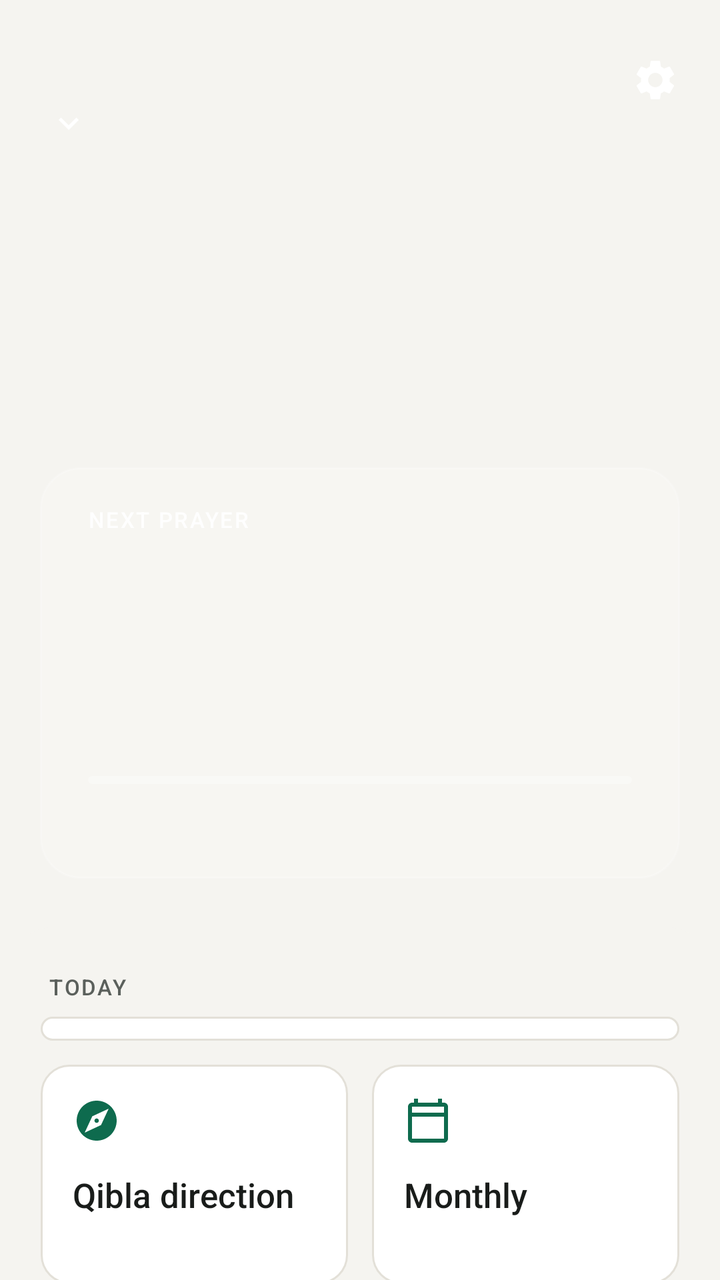
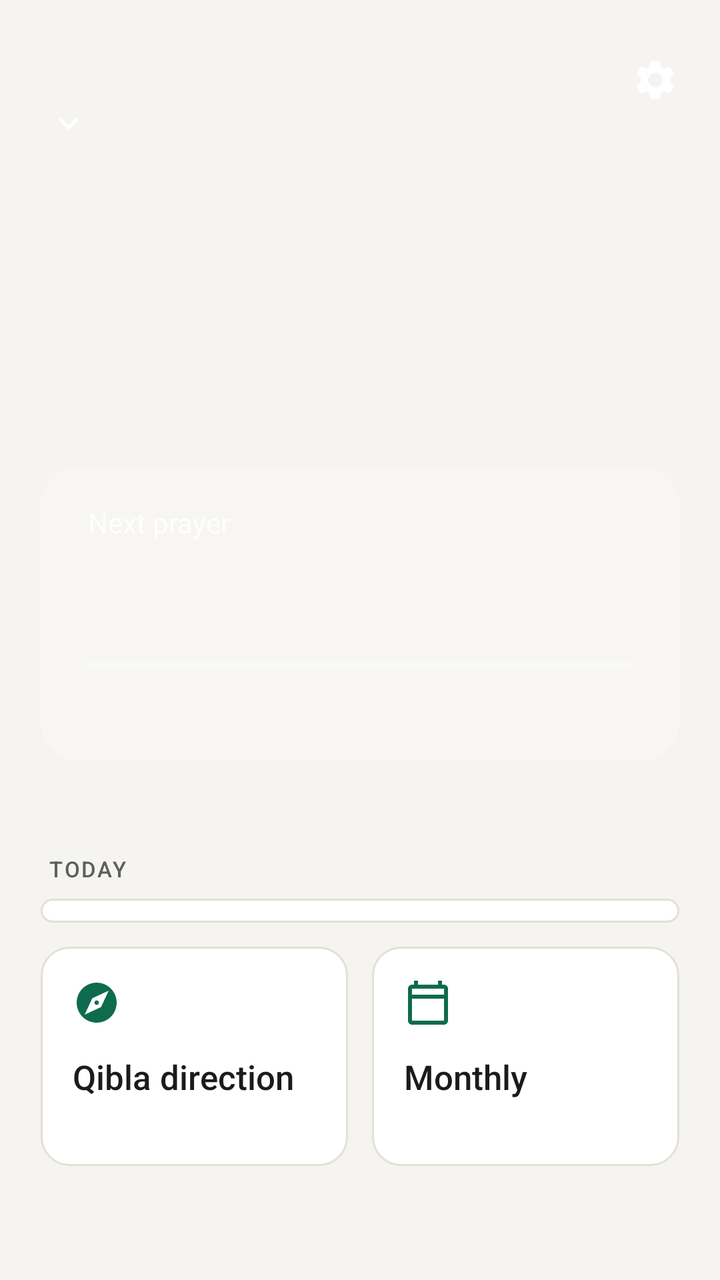

Screens rendered from an Android XML layout before and after an edit, with the pre-edit source and the edit as a unified diff.
<!-- AndroidManifest.xml: application theme Theme.WaktuSholat -->
<!-- res/layout/activity_main.xml -->
<?xml version="1.0" encoding="utf-8"?>
<FrameLayout xmlns:android="http://schemas.android.com/apk/res/android"
    android:id="@+id/root"
    android:layout_width="match_parent"
    android:layout_height="match_parent"
    android:background="@color/background">

    <ScrollView
        android:id="@+id/scroll"
        android:layout_width="match_parent"
        android:layout_height="match_parent"
        android:fillViewport="true"
        android:overScrollMode="never"
        android:scrollbars="none">

        <FrameLayout
            android:layout_width="match_parent"
            android:layout_height="wrap_content">

            <dev.rafa.waktusholat.ui.SkyView
                android:id="@+id/sky"
                android:layout_width="match_parent"
                android:layout_height="0dp" />

            <LinearLayout
                android:id="@+id/content"
                android:layout_width="match_parent"
                android:layout_height="wrap_content"
                android:clipChildren="false"
                android:clipToPadding="false"
                android:orientation="vertical"
                android:paddingStart="@dimen/screen_margin"
                android:paddingEnd="@dimen/screen_margin"
                android:paddingTop="@dimen/space_16">

                
                <LinearLayout
                    android:layout_width="match_parent"
                    android:layout_height="wrap_content"
                    android:baselineAligned="false"
                    android:gravity="top"
                    android:orientation="horizontal">

                    <LinearLayout
                        android:layout_width="0dp"
                        android:layout_height="wrap_content"
                        android:layout_weight="1"
                        android:orientation="vertical">

                        <TextView
                            android:id="@+id/date"
                            style="@style/Text"
                            android:layout_width="match_parent"
                            android:layout_height="wrap_content"
                            android:layout_marginTop="@dimen/space_4"
                            android:maxLines="1"
                            android:textColor="@color/on_sky_muted" />

                        <LinearLayout
                            android:id="@+id/city_button"
                            android:layout_width="wrap_content"
                            android:layout_height="wrap_content"
                            android:layout_marginStart="-6dp"
                            android:layout_marginTop="@dimen/space_4"
                            android:background="?android:attr/selectableItemBackground"
                            android:contentDescription="@string/action_change_city"
                            android:gravity="center_vertical"
                            android:minHeight="40dp"
                            android:orientation="horizontal"
                            android:paddingStart="6dp"
                            android:paddingEnd="4dp">

                            <TextView
                                android:id="@+id/city"
                                style="@style/Text.Headline"
                                android:layout_width="wrap_content"
                                android:layout_height="wrap_content"
                                android:ellipsize="end"
                                android:maxLines="1"
                                android:textColor="@color/on_sky" />

                            <ImageView
                                android:layout_width="wrap_content"
                                android:layout_height="wrap_content"
                                android:layout_marginStart="@dimen/space_4"
                                android:importantForAccessibility="no"
                                android:src="@drawable/ic_expand"
                                android:tint="@color/on_sky" />
                        </LinearLayout>

                        <TextView
                            android:id="@+id/hijri"
                            style="@style/Text.Caption"
                            android:layout_width="match_parent"
                            android:layout_height="wrap_content"
                            android:layout_marginTop="@dimen/space_2"
                            android:maxLines="1"
                            android:textColor="@color/on_sky_muted" />
                    </LinearLayout>

                    <ImageButton
                        android:id="@+id/settings"
                        style="@style/IconButton"
                        android:layout_marginEnd="-12dp"
                        android:contentDescription="@string/action_settings"
                        android:src="@drawable/ic_settings"
                        android:tint="@color/on_sky" />
                </LinearLayout>

                
                <LinearLayout
                    android:id="@+id/hero"
                    android:layout_width="match_parent"
                    android:layout_height="wrap_content"
                    android:layout_marginTop="@dimen/sky_scene"
                    android:background="@drawable/hero_glass"
                    android:orientation="vertical"
                    android:paddingStart="@dimen/space_24"
                    android:paddingEnd="@dimen/space_24"
                    android:paddingTop="@dimen/space_20"
                    android:paddingBottom="@dimen/space_20">

                    <LinearLayout
                        android:layout_width="match_parent"
                        android:layout_height="wrap_content"
                        android:orientation="horizontal">

                        <TextView
                            style="@style/Text.Label"
                            android:layout_width="0dp"
                            android:layout_height="wrap_content"
                            android:layout_weight="1"
                            android:text="@string/next_prayer_label"
                            android:textColor="@color/on_sky_muted" />

                        <TextView
                            android:id="@+id/period"
                            style="@style/Text.Label"
                            android:layout_width="wrap_content"
                            android:layout_height="wrap_content"
                            android:layout_marginStart="@dimen/space_8"
                            android:textColor="@color/on_sky_muted" />
                    </LinearLayout>

                    <LinearLayout
                        android:layout_width="match_parent"
                        android:layout_height="wrap_content"
                        android:layout_marginTop="@dimen/space_12"
                        android:baselineAligned="true"
                        android:orientation="horizontal">

                        <TextView
                            android:id="@+id/next_time"
                            style="@style/Text.Display"
                            android:layout_width="wrap_content"
                            android:layout_height="wrap_content"
                            android:textColor="@color/on_sky" />

                        <TextView
                            android:id="@+id/next_name"
                            style="@style/Text.Title"
                            android:layout_width="0dp"
                            android:layout_height="wrap_content"
                            android:layout_marginStart="@dimen/space_12"
                            android:layout_weight="1"
                            android:ellipsize="end"
                            android:maxLines="1"
                            android:textColor="@color/on_sky"
                            android:textSize="22sp" />
                    </LinearLayout>

                    <TextView
                        android:id="@+id/countdown"
                        style="@style/Text"
                        android:layout_width="match_parent"
                        android:layout_height="wrap_content"
                        android:layout_marginTop="@dimen/space_8"
                        android:fontFamily="sans-serif-medium"
                        android:maxLines="1"
                        android:textColor="@color/on_sky"
                        android:textSize="17sp" />

                    <ProgressBar
                        android:id="@+id/progress"
                        style="?android:attr/progressBarStyleHorizontal"
                        android:layout_width="match_parent"
                        android:layout_height="4dp"
                        android:layout_marginTop="@dimen/space_16"
                        android:max="1000"
                        android:progressDrawable="@drawable/hero_progress" />

                    <TextView
                        android:id="@+id/current"
                        style="@style/Text"
                        android:layout_width="match_parent"
                        android:layout_height="wrap_content"
                        android:layout_marginTop="@dimen/space_12"
                        android:ellipsize="end"
                        android:maxLines="1"
                        android:textColor="@color/on_sky_muted"
                        android:textSize="13sp" />
                </LinearLayout>

                
                <LinearLayout
                    android:id="@+id/sheet"
                    android:layout_width="match_parent"
                    android:layout_height="wrap_content"
                    android:layout_marginStart="@dimen/screen_margin_negative"
                    android:layout_marginEnd="@dimen/screen_margin_negative"
                    android:layout_marginTop="@dimen/space_24"
                    android:background="@drawable/sheet"
                    android:orientation="vertical"
                    android:paddingStart="@dimen/screen_margin"
                    android:paddingEnd="@dimen/screen_margin"
                    android:paddingTop="@dimen/space_24"
                    android:paddingBottom="@dimen/space_32">

                    <TextView
                        style="@style/Text.Label"
                        android:layout_width="match_parent"
                        android:layout_height="wrap_content"
                        android:layout_marginStart="@dimen/space_4"
                        android:layout_marginBottom="@dimen/space_8"
                        android:text="@string/section_today" />

                    
                    <LinearLayout
                        android:id="@+id/rows"
                        android:layout_width="match_parent"
                        android:layout_height="wrap_content"
                        android:background="@drawable/card"
                        android:orientation="vertical"
                        android:padding="6dp" />

                    
                    <LinearLayout
                        android:layout_width="match_parent"
                        android:layout_height="wrap_content"
                        android:layout_marginTop="@dimen/space_12"
                        android:baselineAligned="false"
                        android:orientation="horizontal">

                        <LinearLayout
                            android:id="@+id/open_qibla"
                            android:layout_width="0dp"
                            android:layout_height="wrap_content"
                            android:layout_marginEnd="6dp"
                            android:layout_weight="1"
                            android:background="@drawable/card_pressable"
                            android:orientation="vertical"
                            android:padding="@dimen/space_16">

                            <ImageView
                                android:layout_width="wrap_content"
                                android:layout_height="wrap_content"
                                android:importantForAccessibility="no"
                                android:src="@drawable/ic_compass" />

                            <TextView
                                style="@style/Text.Title"
                                android:layout_width="match_parent"
                                android:layout_height="wrap_content"
                                android:layout_marginTop="@dimen/space_16"
                                android:maxLines="1"
                                android:text="@string/qibla_title" />

                            <TextView
                                android:id="@+id/qibla_summary"
                                style="@style/Text.Caption"
                                android:layout_width="match_parent"
                                android:layout_height="wrap_content"
                                android:layout_marginTop="@dimen/space_4"
                                android:maxLines="1" />
                        </LinearLayout>

                        <LinearLayout
                            android:id="@+id/open_month"
                            android:layout_width="0dp"
                            android:layout_height="wrap_content"
                            android:layout_marginStart="6dp"
                            android:layout_weight="1"
                            android:background="@drawable/card_pressable"
                            android:orientation="vertical"
                            android:padding="@dimen/space_16">

                            <ImageView
                                android:layout_width="wrap_content"
                                android:layout_height="wrap_content"
                                android:importantForAccessibility="no"
                                android:src="@drawable/ic_calendar" />

                            <TextView
                                style="@style/Text.Title"
                                android:layout_width="match_parent"
                                android:layout_height="wrap_content"
                                android:layout_marginTop="@dimen/space_16"
                                android:maxLines="1"
                                android:text="@string/section_month" />

                            <TextView
                                android:id="@+id/month_summary"
                                style="@style/Text.Caption"
                                android:layout_width="match_parent"
                                android:layout_height="wrap_content"
                                android:layout_marginTop="@dimen/space_4"
                                android:maxLines="1" />
                        </LinearLayout>
                    </LinearLayout>

                    <TextView
                        android:id="@+id/zone_note"
                        style="@style/Text.Caption"
                        android:layout_width="match_parent"
                        android:layout_height="wrap_content"
                        android:layout_marginTop="@dimen/space_20"
                        android:gravity="center" />
                </LinearLayout>
            </LinearLayout>
        </FrameLayout>
    </ScrollView>

    <View
        android:id="@+id/status_scrim"
        android:layout_width="match_parent"
        android:layout_height="0dp"
        android:layout_gravity="top" />
</FrameLayout>
<!-- resources referenced by this layout -->
<resources>
  <color name="background">#F5F4F0</color>
  <color name="on_sky">#FFFFFFFF</color>
  <color name="on_sky_muted">#E0FFFFFF</color>
  <dimen name="screen_margin">20dp</dimen>
  <dimen name="screen_margin_negative">-20dp</dimen>
  <dimen name="sky_scene">136dp</dimen>
  <dimen name="space_12">12dp</dimen>
  <dimen name="space_16">16dp</dimen>
  <dimen name="space_2">2dp</dimen>
  <dimen name="space_20">20dp</dimen>
  <dimen name="space_24">24dp</dimen>
  <dimen name="space_32">32dp</dimen>
  <dimen name="space_4">4dp</dimen>
  <dimen name="space_8">8dp</dimen>
  <!-- drawable card_pressable (drawable) -->
  <?xml version="1.0" encoding="utf-8"?>
  <ripple xmlns:android="http://schemas.android.com/apk/res/android" android:color="@color/outline">
      <item android:drawable="@drawable/card" />
  </ripple>
  <!-- drawable sheet (drawable) -->
  <?xml version="1.0" encoding="utf-8"?>
  <shape xmlns:android="http://schemas.android.com/apk/res/android" android:shape="rectangle">
      <solid android:color="@color/background" />
      <corners android:topLeftRadius="28dp" android:topRightRadius="28dp" />
  </shape>
  <string name="action_change_city">Change location</string>
  <string name="action_settings">Settings</string>
  <string name="next_prayer_label">Next prayer</string>
  <string name="qibla_title">Qibla direction</string>
  <string name="section_month">Monthly timetable</string>
  <string name="section_today">Today</string>
  <style name="IconButton" parent="">
          <item name="android:layout_width">@dimen/touch_target</item>
          <item name="android:layout_height">@dimen/touch_target</item>
          <item name="android:background">?android:attr/selectableItemBackgroundBorderless</item>
          <item name="android:scaleType">center</item>
      </style>
  <style name="Text" parent="">
          <item name="android:textColor">@color/text_primary</item>
          <item name="android:textSize">@dimen/text_body</item>
          <item name="android:fontFamily">sans-serif</item>
          <item name="android:includeFontPadding">false</item>
      </style>
  <style name="Text.Caption">
          <item name="android:textColor">@color/text_tertiary</item>
          <item name="android:textSize">@dimen/text_caption</item>
      </style>
  <style name="Text.Display">
          <item name="android:textSize">@dimen/text_display</item>
          <item name="android:fontFamily">sans-serif-light</item>
          <item name="android:letterSpacing">-0.02</item>
          <item name="android:fontFeatureSettings">tnum</item>
      </style>
  <style name="Text.Headline">
          <item name="android:textSize">@dimen/text_headline</item>
          <item name="android:fontFamily">sans-serif-medium</item>
          <item name="android:letterSpacing">-0.01</item>
      </style>
  <style name="Text.Title">
          <item name="android:textSize">@dimen/text_title</item>
          <item name="android:fontFamily">sans-serif-medium</item>
      </style>
  <style name="Theme.WaktuSholat" parent="Base.Theme.WaktuSholat" />
  <color name="surface">#FFFFFF</color>
  <color name="outline">#E3E0D8</color>
  <color name="sky_glass">#26FFFFFF</color>
  <dimen name="radius_card">20dp</dimen>
  <color name="sky_glass_stroke">#33FFFFFF</color>
  <color name="sky_track">#40FFFFFF</color>
  <color name="brand">#0E6B4E</color>
  <color name="text_secondary">#5B605C</color>
  <color name="text_primary">#191C1A</color>
  <dimen name="touch_target">48dp</dimen>
  <dimen name="text_body">15sp</dimen>
  <color name="text_tertiary">#6F746F</color>
  <dimen name="text_caption">12sp</dimen>
  <dimen name="text_display">56sp</dimen>
  <dimen name="text_headline">24sp</dimen>
  <dimen name="text_label">11sp</dimen>
  <dimen name="text_title">17sp</dimen>
  <style name="Platform.WaktuSholat" parent="android:Theme.Material.Light.NoActionBar" />
  <color name="brand_soft">#E2EFE8</color>
  <style name="Platform.Dialog" parent="android:Theme.Material.Light.Dialog.Alert" />
</resources>

<!-- the commit's change to res/layout/activity_main.xml (unified diff, before → after) -->
@@ -120,85 +120,83 @@
                     android:paddingTop="@dimen/space_20"
                     android:paddingBottom="@dimen/space_20">
 
-                    <LinearLayout
-                        android:layout_width="match_parent"
-                        android:layout_height="wrap_content"
-                        android:orientation="horizontal">
-
-                        <TextView
-                            style="@style/Text.Label"
-                            android:layout_width="0dp"
-                            android:layout_height="wrap_content"
-                            android:layout_weight="1"
-                            android:text="@string/next_prayer_label"
-                            android:textColor="@color/on_sky_muted" />
-
-                        <TextView
-                            android:id="@+id/period"
-                            style="@style/Text.Label"
-                            android:layout_width="wrap_content"
-                            android:layout_height="wrap_content"
-                            android:layout_marginStart="@dimen/space_8"
-                            android:textColor="@color/on_sky_muted" />
-                    </LinearLayout>
-
-                    <LinearLayout
-                        android:layout_width="match_parent"
-                        android:layout_height="wrap_content"
-                        android:layout_marginTop="@dimen/space_12"
+                    <TextView
+                        style="@style/Text"
+                        android:layout_width="match_parent"
+                        android:layout_height="wrap_content"
+                        android:text="@string/next_prayer_label"
+                        android:textColor="@color/on_sky_muted"
+                        android:textSize="14sp" />
+
+                    
+                    <LinearLayout
+                        android:layout_width="match_parent"
+                        android:layout_height="wrap_content"
+                        android:layout_marginTop="@dimen/space_2"
                         android:baselineAligned="true"
                         android:orientation="horizontal">
+
+                        <TextView
+                            android:id="@+id/next_name"
+                            style="@style/Text.Title"
+                            android:layout_width="0dp"
+                            android:layout_height="wrap_content"
+                            android:layout_weight="1"
+                            android:ellipsize="end"
+                            android:fontFamily="sans-serif-medium"
+                            android:maxLines="1"
+                            android:textColor="@color/on_sky"
+                            android:textSize="32sp" />
 
                         <TextView
                             android:id="@+id/next_time"
                             style="@style/Text.Display"
                             android:layout_width="wrap_content"
                             android:layout_height="wrap_content"
-                            android:textColor="@color/on_sky" />
-
-                        <TextView
-                            android:id="@+id/next_name"
-                            style="@style/Text.Title"
-                            android:layout_width="0dp"
-                            android:layout_height="wrap_content"
                             android:layout_marginStart="@dimen/space_12"
-                            android:layout_weight="1"
-                            android:ellipsize="end"
-                            android:maxLines="1"
                             android:textColor="@color/on_sky"
-                            android:textSize="22sp" />
+                            android:textSize="40sp" />
                     </LinearLayout>
-
-                    <TextView
-                        android:id="@+id/countdown"
-                        style="@style/Text"
-                        android:layout_width="match_parent"
-                        android:layout_height="wrap_content"
-                        android:layout_marginTop="@dimen/space_8"
-                        android:fontFamily="sans-serif-medium"
-                        android:maxLines="1"
-                        android:textColor="@color/on_sky"
-                        android:textSize="17sp" />
 
                     <ProgressBar
                         android:id="@+id/progress"
                         style="?android:attr/progressBarStyleHorizontal"
                         android:layout_width="match_parent"
                         android:layout_height="4dp"
-                        android:layout_marginTop="@dimen/space_16"
+                        android:layout_marginTop="@dimen/space_12"
                         android:max="1000"
                         android:progressDrawable="@drawable/hero_progress" />
 
-                    <TextView
-                        android:id="@+id/current"
-                        style="@style/Text"
-                        android:layout_width="match_parent"
-                        android:layout_height="wrap_content"
-                        android:layout_marginTop="@dimen/space_12"
-                        android:ellipsize="end"
-                        android:maxLines="1"
-                        android:textColor="@color/on_sky_muted"
-                        android:textSize="13sp" />
+                    
+                    <LinearLayout
+                        android:layout_width="match_parent"
+                        android:layout_height="wrap_content"
+                        android:layout_marginTop="@dimen/space_8"
+                        android:baselineAligned="true"
+                        android:orientation="horizontal">
+
+                        <TextView
+                            android:id="@+id/countdown"
+                            style="@style/Text"
+                            android:layout_width="0dp"
+                            android:layout_height="wrap_content"
+                            android:layout_weight="1"
+                            android:ellipsize="end"
+                            android:fontFamily="sans-serif-medium"
+                            android:maxLines="1"
+                            android:textColor="@color/on_sky"
+                            android:textSize="15sp" />
+
+                        <TextView
+                            android:id="@+id/current"
+                            style="@style/Text"
+                            android:layout_width="wrap_content"
+                            android:layout_height="wrap_content"
+                            android:layout_marginStart="@dimen/space_8"
+                            android:maxLines="1"
+                            android:textColor="@color/on_sky_muted"
+                            android:textSize="13sp" />
+                    </LinearLayout>
                 </LinearLayout>
 
                 
